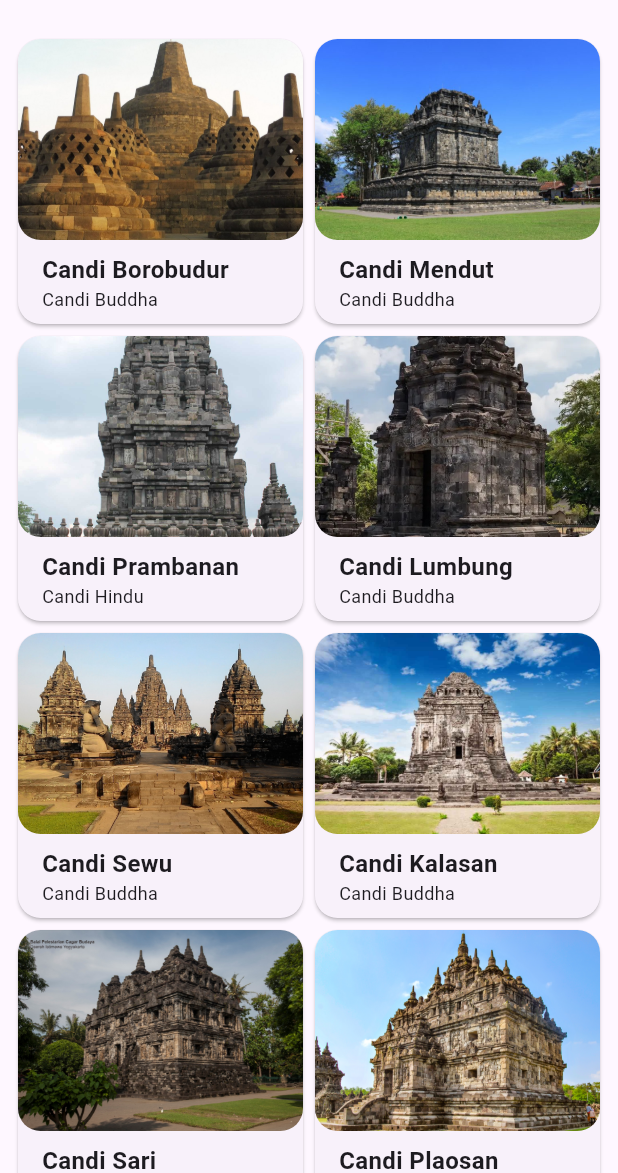
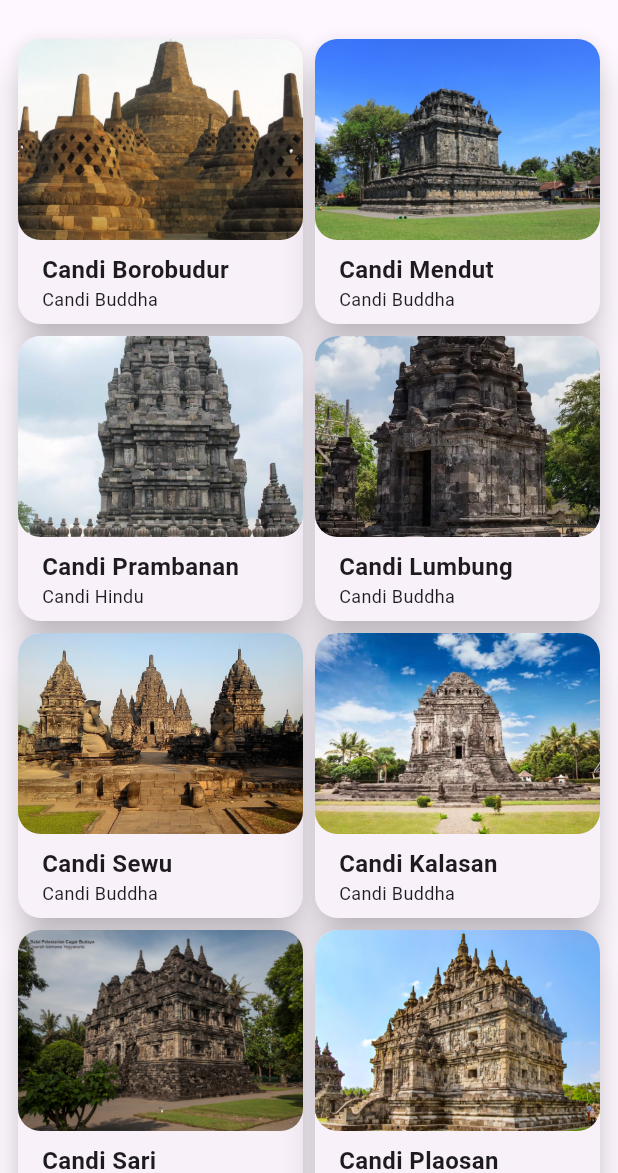
Before and after one commit to BridgeBuilderrr/candiwisata_ArvinFulvianoCahya, a Flutter app: the screen it shows after launch, on a phone screen of 412 x 824 dp, the part 63-1236 px from its top. Run offline on Flutter 3.47's test engine with Material 3 defaults, Android fonts, the phone set to English and light mode, and no system bars; our stand-ins replace cached_network_image.

Commit message:
Update item_card.dart

```diff
--- a/lib/widgets/item_card.dart
+++ b/lib/widgets/item_card.dart
@@ -8,25 +8,21 @@ class ItemCard extends StatelessWidget {
 
   const ItemCard({super.key, required this.candi});
 
-@override
+  @override
   Widget build(BuildContext context) {
     // TODO: 6. Implementasi routing ke DetailScreen
     return InkWell(
       onTap: () {
         Navigator.push(
           context,
-          MaterialPageRoute(
-            builder: (context) => DetailScreen(candi: candi),
-          ),
+          MaterialPageRoute(builder: (context) => DetailScreen(candi: candi)),
         );
       },
       child: Card(
         // TODO: 2. Tetapkan parameter shape, margin, dan elevation dari Card
-        shape: RoundedRectangleBorder(
-          borderRadius: BorderRadius.circular(15),
-        ),
+        shape: RoundedRectangleBorder(borderRadius: BorderRadius.circular(15)),
         margin: const EdgeInsets.all(4),
-        elevation: 1,
+        elevation: 10,
         child: Column(
           crossAxisAlignment: CrossAxisAlignment.start,
           children: [
@@ -59,12 +55,7 @@ class ItemCard extends StatelessWidget {
             // TODO: 5 Buat Text sebagai anak dari Column
             Padding(
               padding: const EdgeInsets.only(left: 16, bottom: 8),
-              child: Text(
-                candi.type,
-                style: const TextStyle(
-                  fontSize: 12,
-                ),
-              ),
+              child: Text(candi.type, style: const TextStyle(fontSize: 12)),
             ),
           ],
         ),
```
